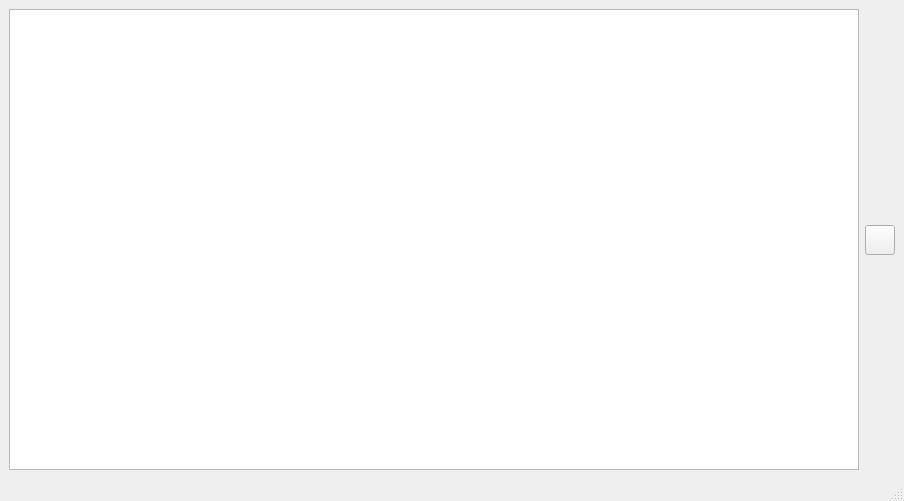
Old version of the form src/asui/ui/monitor.ui in the repository ornlneutronimaging/HyperCTui.
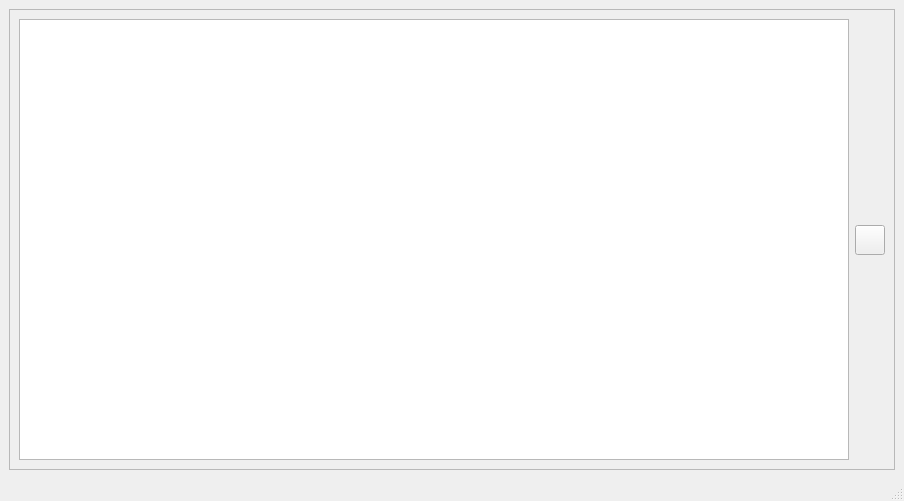
New version of the form.

Commit message: improved layout. this refs #14

The edit to the form file:
```diff
--- a/src/asui/ui/monitor.ui
+++ b/src/asui/ui/monitor.ui
@@ -14,6 +14,15 @@
    <string>MainWindow</string>
   </property>
   <widget class="QWidget" name="centralwidget">
+   <layout class="QVBoxLayout" name="verticalLayout_2">
+    <item>
+     <widget class="QFrame" name="frame">
+      <property name="frameShape">
+       <enum>QFrame::StyledPanel</enum>
+      </property>
+      <property name="frameShadow">
+       <enum>QFrame::Raised</enum>
+      </property>
    <layout class="QHBoxLayout" name="horizontalLayout">
     <item>
      <widget class="QTableWidget" name="tableWidget"/>
@@ -66,6 +75,9 @@
        </spacer>
       </item>
      </layout>
+       </item>
+      </layout>
+     </widget>
     </item>
    </layout>
   </widget>
```
Lines whose indentation alone changed are shown as unchanged. The commit also changes 1 other file.
